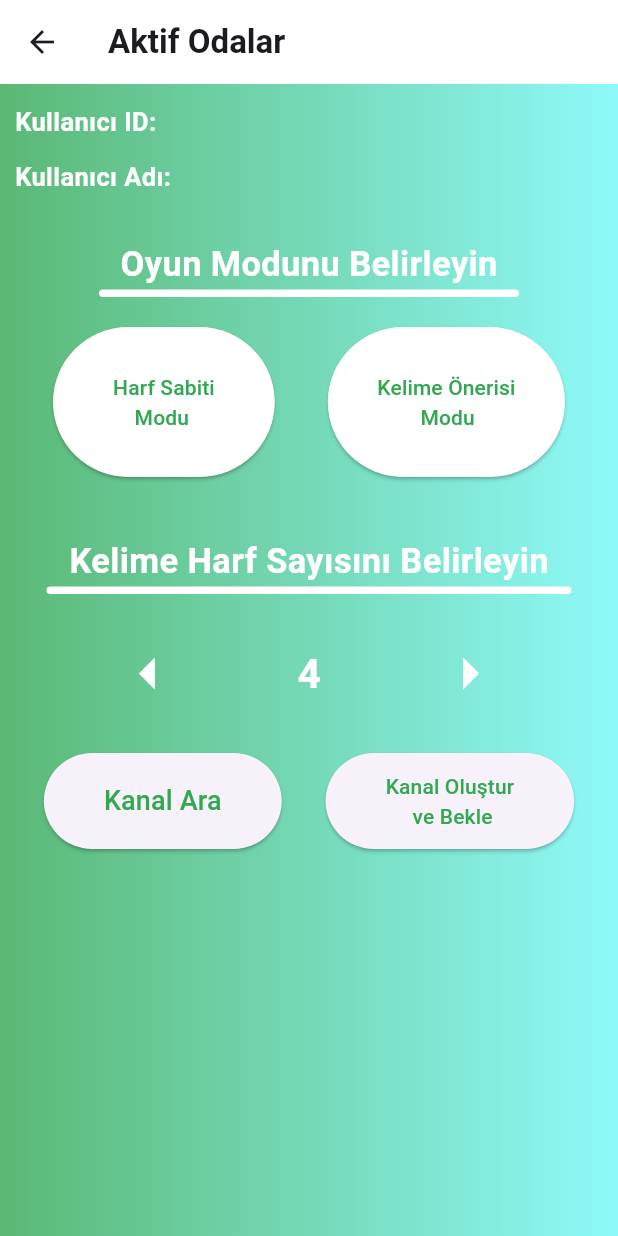
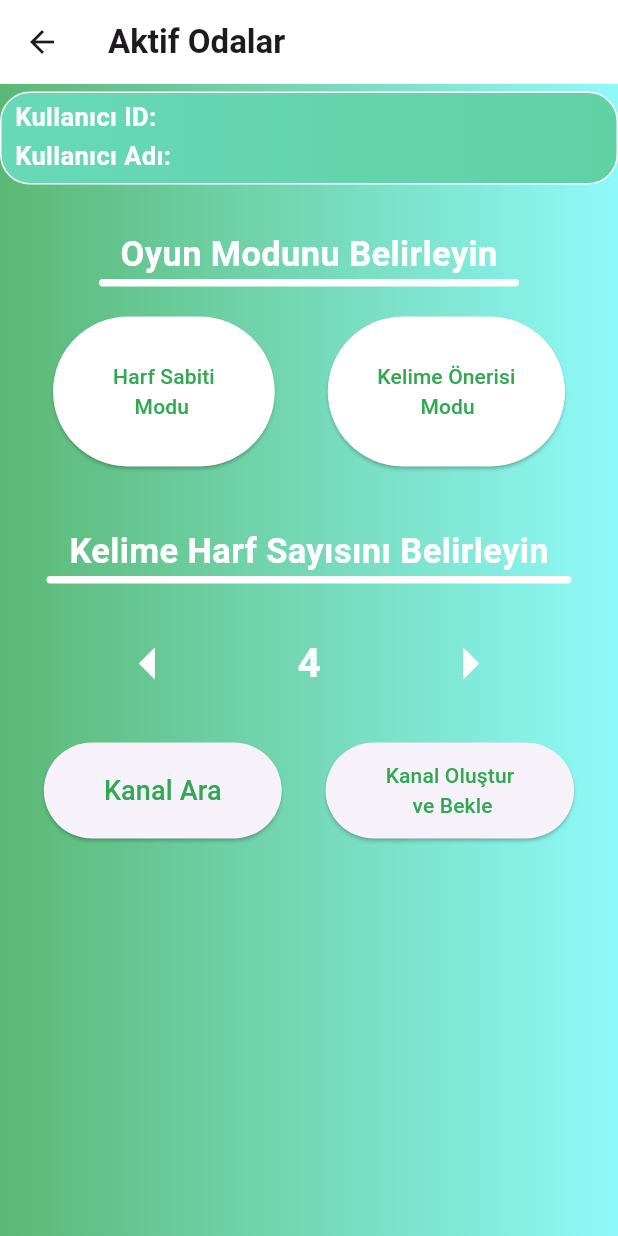
Before and after one commit to frowing37/Wordle-App, a Flutter app: the gameModeSelection screen opened directly with empty values, on a phone screen of 412 x 824 dp. Run offline on Flutter 3.47's test engine with Material 3 defaults, Android fonts, the phone set to English and light mode, and no system bars; our stand-ins replace cloud_firestore, firebase_auth, firebase_core, firebase_database; missing offline and left inert: dart:html, dart:js_interop; accounts and stored records are empty.

```diff
--- a/lib/main.dart
+++ b/lib/main.dart
@@ -25,7 +25,7 @@ class MyApp extends StatelessWidget {
       debugShowCheckedModeBanner: false,
       title: 'Flutter Demo',
       routes: {
-        '/': (context) => loginScreen()
+        '/': (context) => tryload()
       }
     );
   }
--- a/lib/ui/gamerbase_ui.dart
+++ b/lib/ui/gamerbase_ui.dart
@@ -73,8 +73,22 @@ class gamerBaseScreen extends State<gameModeSelection> {
                           ),
           Column(
         children: [
-          Row(children: [Padding(padding: EdgeInsets.only(left: 10,top: 50)),Text("Kullanıcı ID: ",style: TextStyle(fontSize: 17.0,fontWeight: FontWeight.bold, color: Colors.white)),Text("${userData.uid}",style: TextStyle(fontSize: 13.0,fontWeight: FontWeight.bold, color: Colors.white))]),
-          Row(children: [Padding(padding: EdgeInsets.only(left: 10)),Text("Kullanıcı Adı: ${userData.displayName}",style: TextStyle(fontSize: 17.0,fontWeight: FontWeight.bold, color: Colors.white))]),
+          SizedBox(height: 5),
+          Stack(children: [
+            Container( padding: EdgeInsets.only(top: 60),
+                              decoration: BoxDecoration(
+                                borderRadius: BorderRadius.circular(20.0),
+                                border: Border.all(color: Colors.white),
+                                gradient: LinearGradient(colors:[Color.fromRGBO(115, 250, 248, 0.5),Color.fromRGBO(50, 168, 82, 0.5)])
+                              )
+                            ),
+            Column(children: [
+            SizedBox(height: 5),
+            Row(children: [Padding(padding: EdgeInsets.only(left: 10)),Text("Kullanıcı ID: ",style: TextStyle(fontSize: 17.0,fontWeight: FontWeight.bold, color: Colors.white)),Text("${userData.uid}",style: TextStyle(fontSize: 13.0,fontWeight: FontWeight.bold, color: Colors.white))]),
+            SizedBox(height: 2),
+            Row(children: [Padding(padding: EdgeInsets.only(left: 10)),Text("Kullanıcı Adı: ${userData.displayName}",style: TextStyle(fontSize: 17.0,fontWeight: FontWeight.bold, color: Colors.white))]),
+            ])
+          ],),
           SizedBox(height: 30),
           Text("Oyun Modunu Belirleyin",style: TextStyle(fontSize: 23,fontWeight: FontWeight.bold,color: Colors.white)),
           Container(width: 280,height:5,decoration: BoxDecoration(borderRadius: BorderRadius.circular(10.0),color: Colors.white)),
```
Also changed, not shown: lib/data/gamemode_realtime.dart (added, +37 -0 lines), lib/model/gameMode.dart (added, +29 -0 lines), lib/ui/try_ui.dart (+12 -1 lines).
